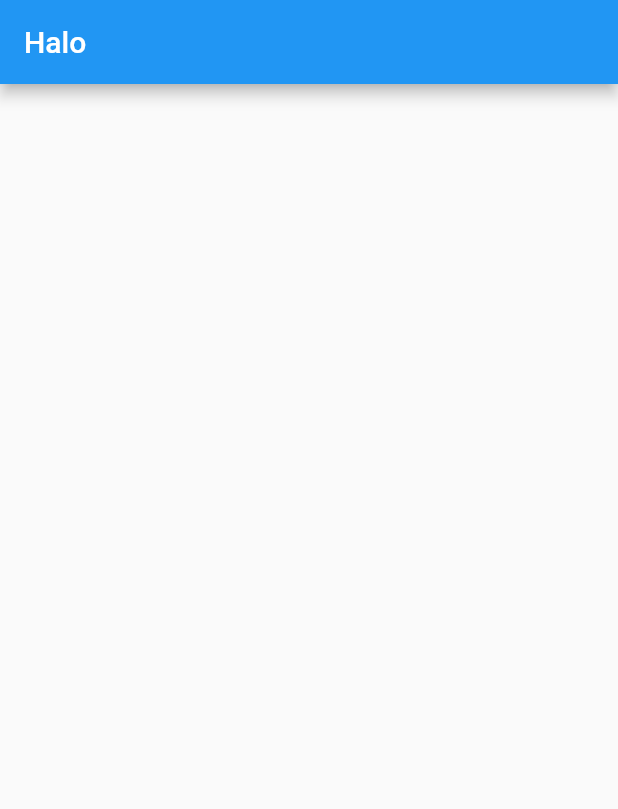
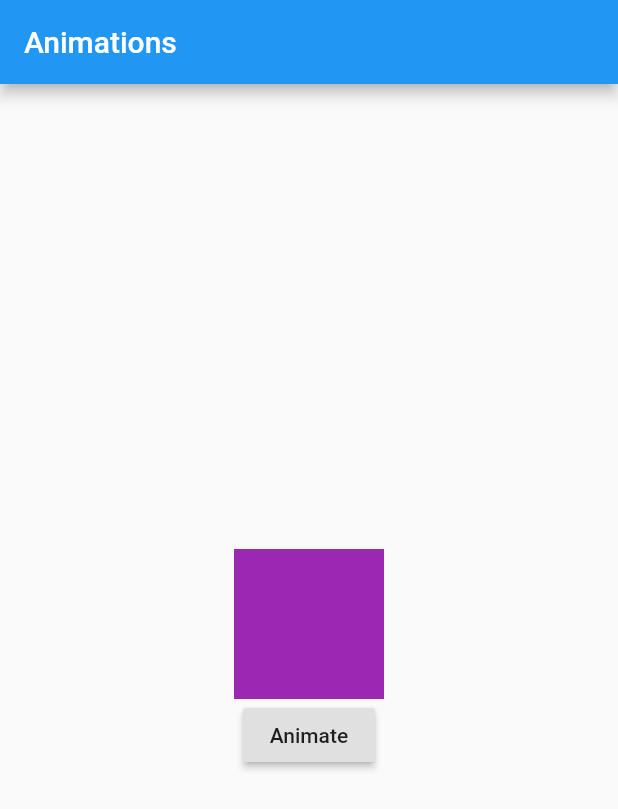
Before and after one commit to rakafajars/flutter_dicoding_fundamental, a Flutter app: the screen it shows after launch, on a phone screen of 412 x 824 dp. Shown: the top 809 px of the screen. Run offline on Flutter 3.47's test engine with Material 2 defaults, Android fonts, the phone set to English and light mode, and no system bars.

Commit message:
Belajar Animations

```diff
--- a/lib/main.dart
+++ b/lib/main.dart
@@ -1,3 +1,5 @@
+import 'dart:math';
+
 import 'package:flutter/material.dart';
 
 void main() {
@@ -14,17 +16,65 @@ class MyApp extends StatelessWidget {
         primarySwatch: Colors.blue,
         visualDensity: VisualDensity.adaptivePlatformDensity,
       ),
-     home: MyHome(),
+      home: AnimationPage(),
     );
   }
 }
 
-class MyHome extends StatelessWidget {
+class AnimationPage extends StatefulWidget {
+  @override
+  _AnimationPageState createState() => _AnimationPageState();
+}
+
+class _AnimationPageState extends State<AnimationPage> {
+  bool _isBag = false;
+  double _size = 100.0;
+
+  Tween _animationTween = Tween<double>(begin: 0, end: pi * 2);
+  Tween _colorTween = ColorTween(begin: Colors.blue, end: Colors.purple);
+
+
   @override
   Widget build(BuildContext context) {
     return Scaffold(
       appBar: AppBar(
-        title: Text('Halo'),
+        title: Text('Animations'),
+      ),
+      body: Center(
+        child: Column(
+          mainAxisAlignment: MainAxisAlignment.center,
+          children: [
+            TweenAnimationBuilder<Color>(
+              // tween: _animationTween,
+              tween: _colorTween,
+              duration: Duration(seconds: 3),
+              builder: (context, Color value, child) {
+                return Container(
+                  color: value,
+                  height: _size,
+                  width: _size,
+                );                // return Transform.rotate(
+                //   angle: value,
+                //   child: AnimatedContainer(
+                //     duration: Duration(seconds: 1),
+                //     color: Colors.blue,
+                //     height: _size,
+                //     width: _size,
+                //   ),
+                // );
+              },
+            ),
+            RaisedButton(
+              child: Text('Animate'),
+              onPressed: () {
+                setState(() {
+                  _size = _isBag ? 200 : 100;
+                  _isBag = !_isBag;
+                });
+              },
+            ),
+          ],
+        ),
       ),
     );
   }
```
